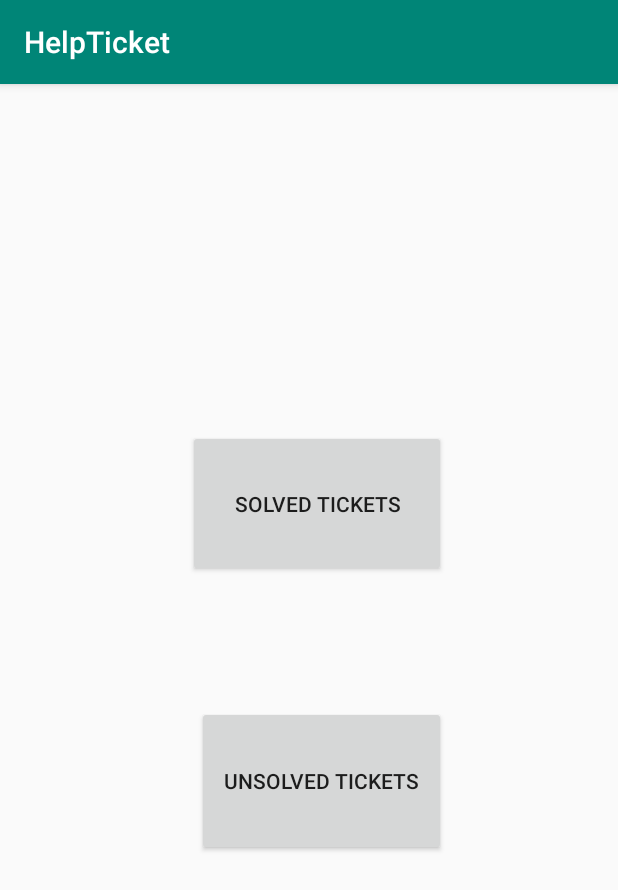
After one commit to 1012388/HelpTicket, an Android app: the AllTicketActivity screen opened directly, with no data from a screen before it, on a phone screen of 412 x 824 dp. The commit adds this screen. Shown: the top 890 px of the screen. Run offline under Robolectric (Android 15) with nearby library versions, the phone set to English and light mode, and no system bars.

Commit message:
Adding activity classes

```diff
--- /dev/null
+++ b/app/src/main/java/com/example/helpticket/mainModel/AllTicketActivity.java
@@ -0,0 +1,27 @@
+package com.example.helpticket.mainModel;
+
+import android.os.Bundle;
+import android.view.View;
+
+import androidx.appcompat.app.AppCompatActivity;
+
+import com.example.helpticket.R;
+
+public class AllTicketActivity extends AppCompatActivity {
+
+    @Override
+    protected void onCreate(Bundle savedInstanceState) {
+        super.onCreate(savedInstanceState);
+        setContentView(R.layout.activity_all_ticket);
+    }
+
+    public void showUnsolvedTickets(View view) {
+
+        //Cena do intent
+    }
+
+    public void showSolvedTickets(View view) {
+
+        //Cena do intent para a view dos
+    }
+}
--- /dev/null
+++ b/app/src/main/res/layout/activity_all_ticket.xml
@@ -0,0 +1,47 @@
+<?xml version="1.0" encoding="utf-8"?>
+<androidx.constraintlayout.widget.ConstraintLayout
+    xmlns:android="http://schemas.android.com/apk/res/android"
+    xmlns:app="http://schemas.android.com/apk/res-auto"
+    xmlns:tools="http://schemas.android.com/tools"
+    android:layout_width="match_parent"
+    android:layout_height="match_parent"
+    tools:context=".mainModel.AllTicketActivity">
+
+    <Button
+        android:id="@+id/buttonSolved"
+        android:layout_width="172dp"
+        android:layout_height="98dp"
+        android:layout_marginStart="8dp"
+        android:layout_marginLeft="8dp"
+        android:layout_marginTop="8dp"
+        android:layout_marginEnd="8dp"
+        android:layout_marginRight="8dp"
+        android:layout_marginBottom="8dp"
+        android:onClick="showSolvedTickets"
+        android:text="@string/solved_tickets"
+        app:layout_constraintBottom_toBottomOf="parent"
+        app:layout_constraintEnd_toEndOf="parent"
+        app:layout_constraintHorizontal_bias="0.523"
+        app:layout_constraintStart_toStartOf="parent"
+        app:layout_constraintTop_toTopOf="parent"
+        app:layout_constraintVertical_bias="0.34" />
+
+    <Button
+        android:id="@+id/buttonNotSolved"
+        android:layout_width="166dp"
+        android:layout_height="100dp"
+        android:layout_marginStart="8dp"
+        android:layout_marginLeft="8dp"
+        android:layout_marginTop="8dp"
+        android:layout_marginEnd="8dp"
+        android:layout_marginRight="8dp"
+        android:layout_marginBottom="8dp"
+        android:onClick="showUnsolvedTickets"
+        android:text="@string/unsolved_tickets"
+        app:layout_constraintBottom_toBottomOf="parent"
+        app:layout_constraintEnd_toEndOf="parent"
+        app:layout_constraintHorizontal_bias="0.537"
+        app:layout_constraintStart_toStartOf="parent"
+        app:layout_constraintTop_toTopOf="parent"
+        app:layout_constraintVertical_bias="0.624" />
+</androidx.constraintlayout.widget.ConstraintLayout>
--- a/app/src/main/res/layout/activity_create_ticket.xml
+++ b/app/src/main/res/layout/activity_create_ticket.xml
@@ -1,4 +1,4 @@
-<?xml version="1.0" encoding="utf-8"?><?xml version="1.0" encoding="utf-8"?>
+<?xml version="1.0" encoding="utf-8"?>
 <RelativeLayout
     xmlns:android="http://schemas.android.com/apk/res/android"
     android:orientation="vertical"
--- a/app/src/main/res/layout/activity_update_ticket.xml
+++ b/app/src/main/res/layout/activity_update_ticket.xml
@@ -1,4 +1,4 @@
-<?xml version="1.0" encoding="utf-8"?><?xml version="1.0" encoding="utf-8"?>
+<?xml version="1.0" encoding="utf-8"?>
 <RelativeLayout xmlns:android="http://schemas.android.com/apk/res/android"
     android:orientation="vertical"
     android:layout_width="match_parent"
```
Also changed, not shown: app/src/main/AndroidManifest.xml (+3 -5 lines), app/src/main/java/com/example/helpticket/mainModel/RequestAdapter.java (added, +60 -0 lines), app/src/main/java/com/example/helpticket/mainModel/SolvedTicketActivity.java (added, +49 -0 lines), app/src/main/java/com/example/helpticket/mainModel/TicketData.java (added, +32 -0 lines), app/src/main/java/com/example/helpticket/mainModel/UnsolvedTicketActivity.java (added, +17 -0 lines), app/src/main/res/layout/activity_solved_ticket.xml (added, +25 -0 lines), app/src/main/res/layout/activity_unsolved_ticket.xml (added, +10 -0 lines), app/src/main/res/layout/content_solved_ticket.xml (added, +12 -0 lines).
